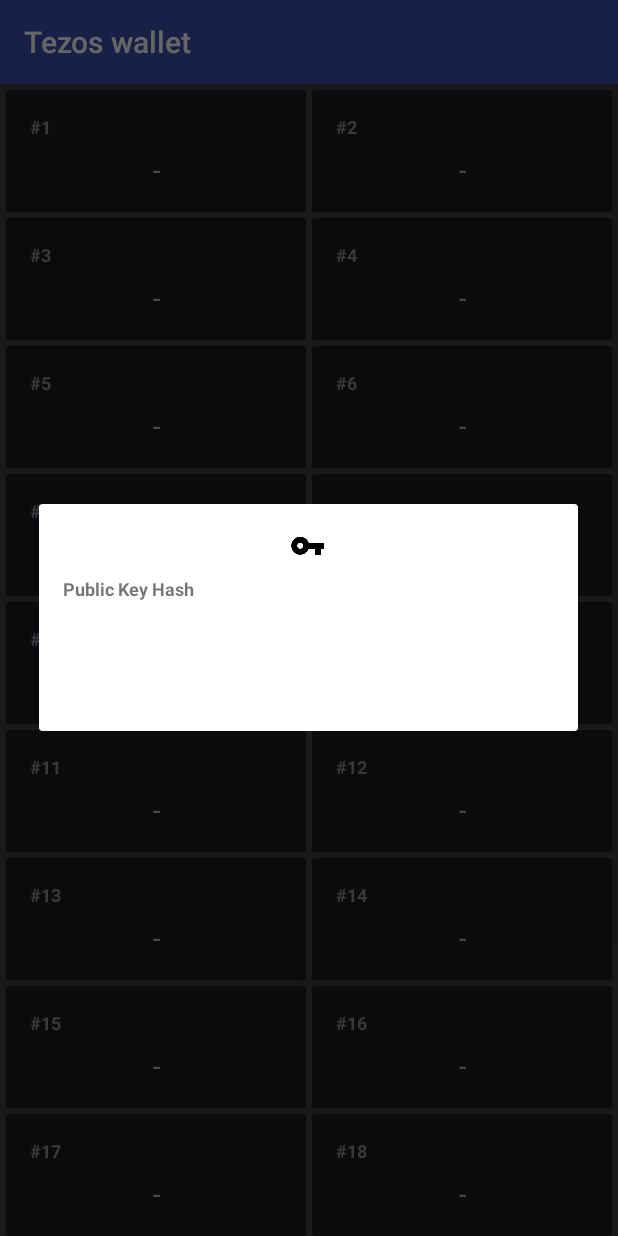
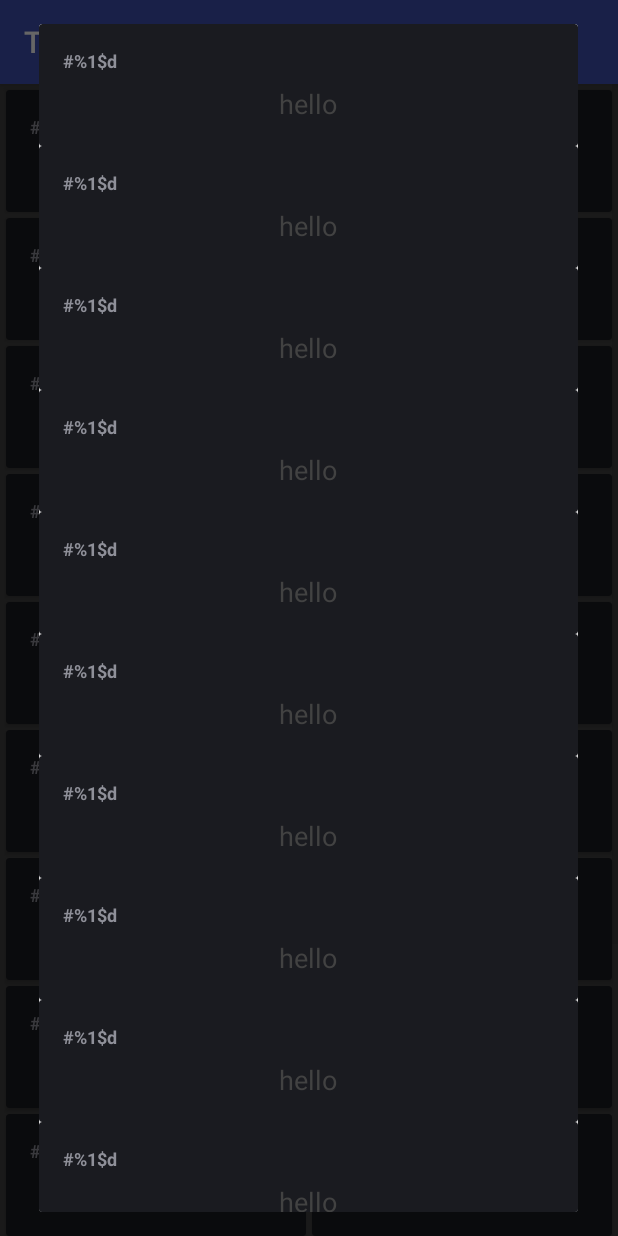
Before and after one commit to nfillion21/cortez-android, an Android app: the screen it shows after launch (RestoreWalletActivity), after a tap on "#1", on a phone screen of 412 x 824 dp. Run offline under Robolectric (Android 15) with nearby library versions, the light colour scheme and no system bars; libraries missing offline, so code that uses them is left out: io.github.novacrypto.bip39; 1 statement that could not run was skipped.

Commit message:
Implement search recycler view

```diff
--- /dev/null
+++ b/ui/src/main/java/com/tezos/ui/adapter/SearchWordsViewAdapter.java
@@ -0,0 +1,126 @@
+package com.tezos.ui.adapter;
+
+import android.app.Activity;
+import android.support.annotation.NonNull;
+import android.support.v7.widget.RecyclerView;
+import android.view.LayoutInflater;
+import android.view.View;
+import android.view.ViewGroup;
+import android.widget.TextView;
+
+import com.tezos.ui.R;
+
+import java.util.ArrayList;
+import java.util.List;
+
+/*
+ * Created by nfillion on 6/28/18.
+ */
+
+public class SearchWordsViewAdapter extends RecyclerView.Adapter<RecyclerView.ViewHolder>
+{
+    // The user view type.
+    private static final int SEARCH_WORD_ITEM_VIEW_TYPE = 0;
+
+    // The list of message items.
+    private OnItemClickListener mOnItemClickListener;
+    private LayoutInflater mLayoutInflater;
+
+    private List<String> mWords;
+
+    public interface OnItemClickListener
+    {
+        void onClick(View view, String word);
+    }
+
+    public SearchWordsViewAdapter(Activity activity)
+    {
+        mLayoutInflater = LayoutInflater.from(activity.getApplicationContext());
+
+        mWords = new ArrayList<>();
+        for (int i = 0; i < 24; i++)
+        {
+            mWords.add("hello");
+        }
+    }
+
+    /**
+     * The {@link WordItemViewHolder} class.
+     * Provides a reference to each view in the message item view.
+     */
+    static class WordItemViewHolder extends RecyclerView.ViewHolder
+    {
+        final TextView wordItem;
+
+        WordItemViewHolder(View view)
+        {
+            super(view);
+            wordItem = view.findViewById(R.id.word_item);
+        }
+    }
+
+    @Override
+    public int getItemCount()
+    {
+        // always 24 words.
+        return mWords.size();
+    }
+
+    public String getItem(int position)
+    {
+        return mWords.get(position);
+    }
+
+    /**
+     * Determines the view type for the given position.
+     */
+    @Override
+    public int getItemViewType(int position)
+    {
+        return SEARCH_WORD_ITEM_VIEW_TYPE;
+    }
+
+    /**
+     * Creates a new view for a message item view or a banner ad view
+     * based on the viewType. This method is invoked by the layout manager.
+     */
+    @NonNull
+    @Override
+    public WordItemViewHolder onCreateViewHolder(ViewGroup parent, int viewType) {
+        return new WordItemViewHolder(mLayoutInflater
+                .inflate(R.layout.item_word, parent, false));
+    }
+
+    /**
+     * Replaces the content in the views that make up the message item view and the
+     * banner ad view. This method is invoked by the layout manager.
+     */
+    @Override
+    public void onBindViewHolder(@NonNull RecyclerView.ViewHolder holder, int position)
+    {
+        int viewType = getItemViewType(position);
+        switch (viewType)
+        {
+            case SEARCH_WORD_ITEM_VIEW_TYPE:
+            {
+                WordItemViewHolder wordItemHolder = (WordItemViewHolder) holder;
+
+                String wordItem = getItem(position);
+                wordItemHolder.wordItem.setText(wordItem);
+
+                holder.itemView.setOnClickListener(v ->
+                        mOnItemClickListener.onClick(v, getItem(holder.getAdapterPosition()))
+                );
+            }
+            break;
+
+            default:
+                // no-op
+        }
+    }
+
+    public void setOnItemClickListener(OnItemClickListener onItemClickListener)
+    {
+        mOnItemClickListener = onItemClickListener;
+    }
+}
--- a/ui/src/main/java/com/tezos/ui/fragment/SearchWordDialogFragment.java
+++ b/ui/src/main/java/com/tezos/ui/fragment/SearchWordDialogFragment.java
@@ -1,25 +1,19 @@
 package com.tezos.ui.fragment;
 
 import android.app.Dialog;
-import android.content.ComponentName;
 import android.content.Context;
-import android.content.Intent;
-import android.content.pm.PackageManager;
-import android.graphics.drawable.ColorDrawable;
-import android.graphics.drawable.StateListDrawable;
 import android.os.Bundle;
 import android.support.annotation.NonNull;
 import android.support.annotation.Nullable;
 import android.support.v4.app.DialogFragment;
-import android.support.v4.content.ContextCompat;
 import android.support.v7.app.AlertDialog;
-import android.support.v7.widget.AppCompatRadioButton;
+import android.support.v7.widget.LinearLayoutManager;
+import android.support.v7.widget.RecyclerView;
 import android.view.LayoutInflater;
 import android.view.View;
-import android.widget.Button;
-import android.widget.FrameLayout;
 
 import com.tezos.ui.R;
+import com.tezos.ui.adapter.SearchWordsViewAdapter;
 
 /**
  * Created by nfillion on 3/9/18.
@@ -27,16 +21,9 @@
 
 public class SearchWordDialogFragment extends DialogFragment
 {
-    private AppCompatRadioButton mRadioButton;
-    private AppCompatRadioButton mRadioButtonDiscreet;
 
-    private Button mSubmitButton;
-    private FrameLayout mSubmitButtonLayout;
-
-    private Button mCancelButton;
-    private FrameLayout mCancelButtonLayout;
-
-    private ChangeIconListener mCallback;
+    RecyclerView rv;
+    SearchWordsViewAdapter adapter;
 
     public interface ChangeIconListener
     {
@@ -46,6 +33,7 @@
     public static SearchWordDialogFragment newInstance()
     {
         return new SearchWordDialogFragment();
+        //Put the theme here
     }
 
     @Override
@@ -64,7 +52,7 @@
         // the callback interface. If not, it throws an exception
         try
         {
-            mCallback = (ChangeIconListener) context;
+            //mCallback = (ChangeIconListener) context;
         }
         catch (ClassCastException e)
         {
@@ -86,50 +74,17 @@
 
         View dialogView = inflater.inflate(R.layout.dialog_search_word, null);
 
+        rv= dialogView.findViewById(R.id.words_recyclerview);
+        rv.setLayoutManager(new LinearLayoutManager(this.getActivity()));
+
+        //ADAPTER
+        adapter=new SearchWordsViewAdapter(this.getActivity());
+        rv.setAdapter(adapter);
+
+        //this.getDialog().setTitle("TV Shows");
+
         builder.setView(dialogView);
 
         return builder.create();
     }
-
-    private void validateSubmitButton(boolean validate)
-    {
-    }
-
-    private void validateCancelButton(boolean validate)
-    {
-    }
-
-    private StateListDrawable makeSelector(int primaryColor, int primaryColorDark)
-    {
-        StateListDrawable res = new StateListDrawable();
-        res.addState(new int[]{android.R.attr.state_pressed}, new ColorDrawable(ContextCompat.getColor(getActivity(), primaryColorDark)));
-        res.addState(new int[]{}, new ColorDrawable(ContextCompat.getColor(getActivity(), primaryColor)));
-        return res;
-    }
-
-    private String getStandardName()
-    {
-
-        PackageManager packageManager = getActivity().getPackageManager();
-        Intent intent = packageManager.getLaunchIntentForPackage(getActivity().getPackageName());
-        ComponentName componentName = intent.getComponent();
-
-        String className = componentName.getClassName();
-        return className;
-    }
-
-    private String getDiscreetName()
-    {
-        PackageManager packageManager = getActivity().getPackageManager();
-        Intent intent = packageManager.getLaunchIntentForPackage(getActivity().getPackageName());
-        ComponentName componentName = intent.getComponent();
-
-        String className = componentName.getClassName();
-        return className;
-    }
-
-    private boolean changeIcon(boolean discreet)
-    {
-        return true;
-    }
 }
--- a/ui/src/main/res/layout/dialog_search_word.xml
+++ b/ui/src/main/res/layout/dialog_search_word.xml
@@ -3,53 +3,12 @@
     xmlns:tools="http://schemas.android.com/tools"
     android:id="@+id/category_item"
     android:layout_width="match_parent"
-    android:layout_height="wrap_content"
+    android:layout_height="match_parent"
     android:foreground="@drawable/selector_subtle"
     tools:ignore="UseCompoundDrawables,UselessParent">
 
-    <LinearLayout
+    <android.support.v7.widget.RecyclerView
+        android:id="@+id/words_recyclerview"
         android:layout_width="match_parent"
-        android:layout_height="wrap_content"
-        android:orientation="vertical"
-        >
-        <LinearLayout
-            android:layout_width="match_parent"
-            android:layout_height="wrap_content"
-            android:padding="@dimen/spacing_double"
-            android:orientation="vertical">
-            <ImageView
-                android:id="@+id/payment_account_key_icon"
-                android:layout_width="wrap_content"
-                android:layout_height="wrap_content"
-                android:layout_gravity="center"
-                android:src="@drawable/vpn_key_black"
-                android:paddingBottom="@dimen/spacing_normal"
-                android:contentDescription="@string/content_description" />
-            <TextView
-                android:id="@+id/src_payment_account_pub_key_hash_title"
-                android:layout_width="match_parent"
-                android:layout_height="wrap_content"
-                android:textAppearance="@style/PaymentScreens.TextAppearance.InfoItem"
-                android:textStyle="bold"
-                android:maxLines="1"
-                android:text="@string/public_key_hash"/>
-            <TextView
-                android:id="@+id/src_payment_account_pub_key_hash"
-                android:layout_width="match_parent"
-                android:layout_height="wrap_content"
-                android:textAppearance="@style/PaymentScreens.TextAppearance.PaymentProductItem"
-                android:maxLines="2"
-                android:ellipsize="end"
-                />
-        </LinearLayout>
-        <TextView
-            android:id="@+id/payment_account_title"
-            android:layout_width="match_parent"
-            android:layout_height="wrap_content"
-            android:layout_gravity="bottom"
-            android:textAppearance="@style/PaymentScreens.TextAppearance.PaymentProductItem"
-            android:singleLine="true"
-            android:padding="@dimen/spacing_double" />
-
-    </LinearLayout>
+        android:layout_height="wrap_content"/>
 </FrameLayout>
```
